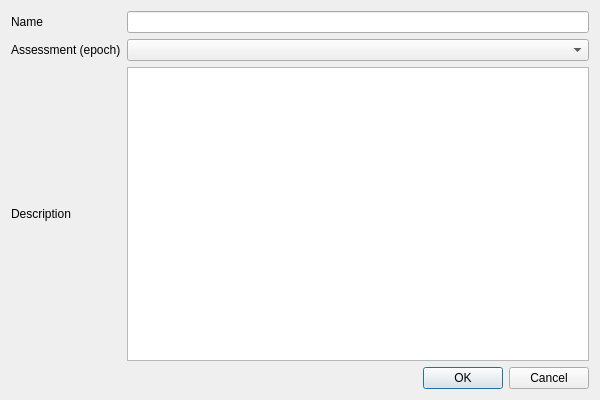
Old version of the form src/view/ui/design.ui in the repository Riverscapes/QRiS.
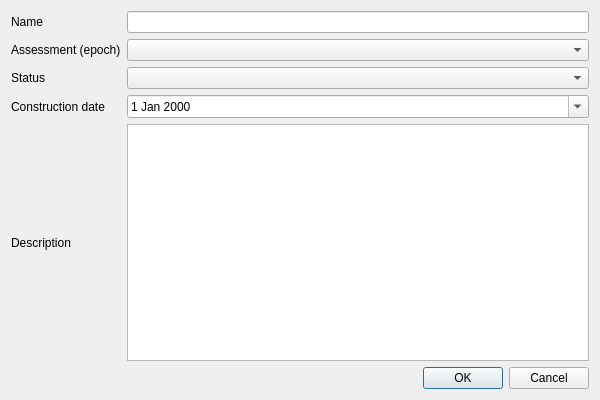
New version of the form.

```diff
--- a/src/view/ui/design.ui
+++ b/src/view/ui/design.ui
@@ -16,10 +16,24 @@
   <layout class="QGridLayout" name="gridLayout_2">
    <item row="0" column="0">
     <layout class="QGridLayout" name="gridLayout">
-     <item row="1" column="0">
-      <widget class="QLabel" name="label_2">
+     <item row="5" column="1">
+      <widget class="QDialogButtonBox" name="buttonBox">
+       <property name="standardButtons">
+        <set>QDialogButtonBox::Cancel|QDialogButtonBox::Ok</set>
+       </property>
+      </widget>
+     </item>
+     <item row="4" column="0">
+      <widget class="QLabel" name="label_3">
        <property name="text">
-        <string>Assessment (epoch)</string>
+        <string>Description</string>
+       </property>
+      </widget>
+     </item>
+     <item row="2" column="0">
+      <widget class="QLabel" name="label_4">
+       <property name="text">
+        <string>Status</string>
        </property>
       </widget>
      </item>
@@ -30,16 +44,6 @@
        </property>
       </widget>
      </item>
-     <item row="2" column="0">
-      <widget class="QLabel" name="label_3">
-       <property name="text">
-        <string>Description</string>
-       </property>
-      </widget>
-     </item>
-     <item row="1" column="1">
-      <widget class="QComboBox" name="cboAssessment"/>
-     </item>
      <item row="0" column="0">
       <widget class="QLabel" name="label">
        <property name="text">
@@ -47,13 +51,33 @@
        </property>
       </widget>
      </item>
+     <item row="3" column="1">
+      <widget class="QDateEdit" name="dateEdit">
+       <property name="calendarPopup">
+        <bool>true</bool>
+       </property>
+      </widget>
+     </item>
+     <item row="1" column="1">
+      <widget class="QComboBox" name="cboAssessment"/>
+     </item>
      <item row="2" column="1">
+      <widget class="QComboBox" name="cboStatus"/>
+     </item>
+     <item row="1" column="0">
+      <widget class="QLabel" name="label_2">
+       <property name="text">
+        <string>Assessment (epoch)</string>
+       </property>
+      </widget>
+     </item>
+     <item row="4" column="1">
       <widget class="QTextEdit" name="txtDescription"/>
      </item>
-     <item row="3" column="1">
-      <widget class="QDialogButtonBox" name="buttonBox">
-       <property name="standardButtons">
-        <set>QDialogButtonBox::Cancel|QDialogButtonBox::Ok</set>
+     <item row="3" column="0">
+      <widget class="QLabel" name="label_5">
+       <property name="text">
+        <string>Construction date</string>
        </property>
       </widget>
      </item>
```
